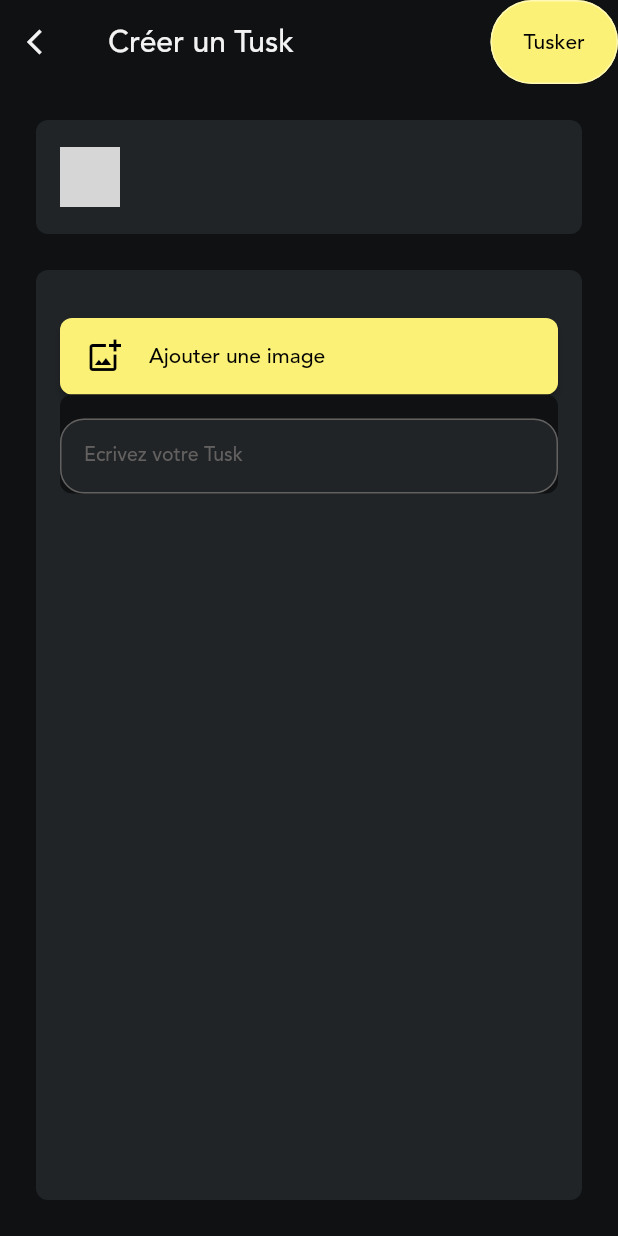
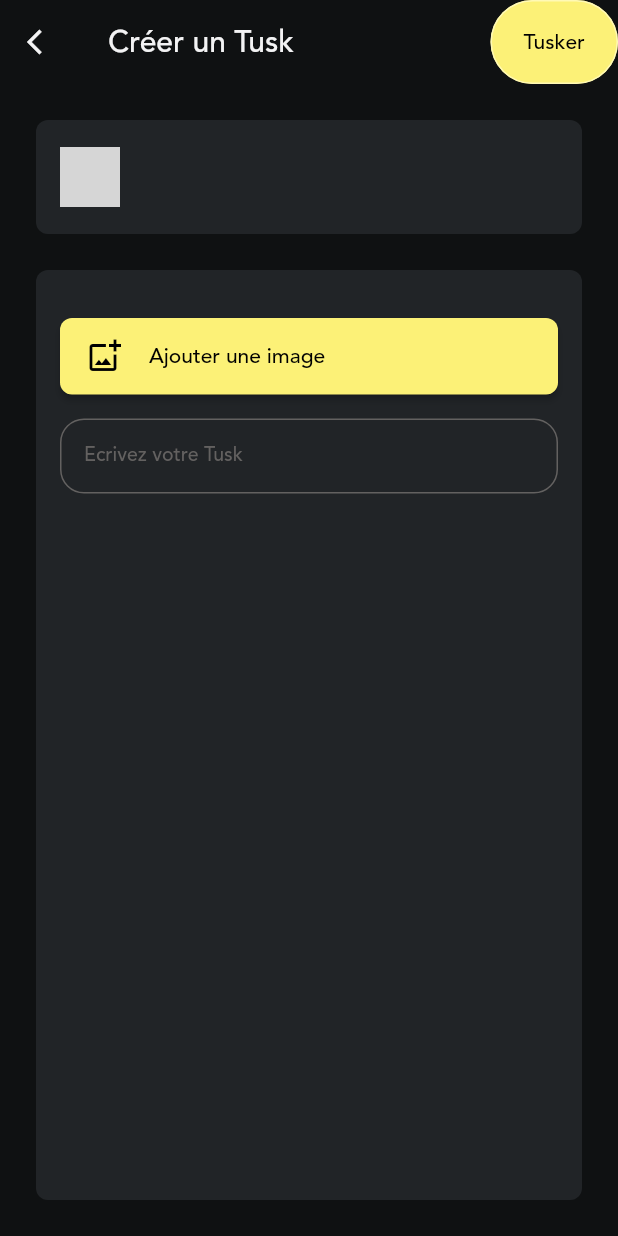
Before and after one commit to Symetheus/twittusk, a Flutter app: the AddTuskScreen screen opened by its route, on a phone screen of 412 x 824 dp. Run offline on Flutter 3.47's test engine with Material 2 defaults, Android fonts, the phone set to English and light mode, and no system bars; our stand-ins replace bloc, cloud_firestore, cloud_functions, firebase_auth, firebase_core, firebase_crashlytics and 9 more; missing offline and left inert: twitter_login; accounts and stored records are empty; network calls fail; project files that could hold a hidden picture were left out; grey boxes are pictures that could not be loaded.

Commit message:
edit ui add tusk

```diff
--- a/lib/data/data_source/firebase/firebase_tusk_data_source.dart
+++ b/lib/data/data_source/firebase/firebase_tusk_data_source.dart
@@ -254,7 +254,10 @@ class FirebaseTuskDataSource implements TuskDataSource {
 
   @override
   Future<String> uploadImage(String path) async {
-    final storageRef = FirebaseStorage.instance.ref().child("tusks");
+    final user = await getCurrentUser();
+    final timestamp = DateTime.now().millisecondsSinceEpoch.toString();
+    final filename = "upload_$timestamp${user!.uid}.jpg";
+    final storageRef = FirebaseStorage.instance.ref().child("tusks/$filename");
     final uploadTask = storageRef.putFile(File(path));
     final snapshot = await uploadTask;
     return snapshot.ref.getDownloadURL();
--- a/lib/presentation/screens/ui/add_tusk_screen/add_tusk_screen.dart
+++ b/lib/presentation/screens/ui/add_tusk_screen/add_tusk_screen.dart
@@ -185,7 +185,7 @@ class _AddTuskScreenState extends State<AddTuskScreen> {
                             if (pickedImage != null)
                               Image.file(
                                 pickedImage!,
-                                width: 200,
+                                width: double.infinity,
                                 height: 200,
                                 fit: BoxFit.cover,
                               )
@@ -207,24 +207,19 @@ class _AddTuskScreenState extends State<AddTuskScreen> {
                             ),
                           ],
                         ),
-                        Column(
-                          crossAxisAlignment: CrossAxisAlignment.stretch,
-                          children: [
+                        Expanded(
+                          child:
                             Container(
-                              decoration: BoxDecoration(
-                                color: Theme.of(context).customColors.background,
-                                borderRadius: const BorderRadius.all(
-                                  Radius.circular(Dimens.smallRadius),
-                                ),
-                              ),
                               child: Padding(
                                 padding: const EdgeInsets.only(top : Dimens.standardPadding),
                                 child: TextField(
+                                  maxLines: null,
+                                  minLines: 1,
                                   controller: _controller,
                                   decoration: InputDecoration(
                                     labelText: 'Ecrivez votre Tusk',
                                     border: OutlineInputBorder(),
-                                    hintText: 'Ecrivez votre Tusk',
+                                    hintText: 'Ecrivez votre Tusk ...',
                                     fillColor: Theme.of(context)
                                         .customColors
                                         .surface,
@@ -234,7 +229,6 @@ class _AddTuskScreenState extends State<AddTuskScreen> {
                                 ),
                               ),
                             ),
-                          ],
                         ),
                       ],
                     ),
```
Also changed, not shown: 1 other file.
